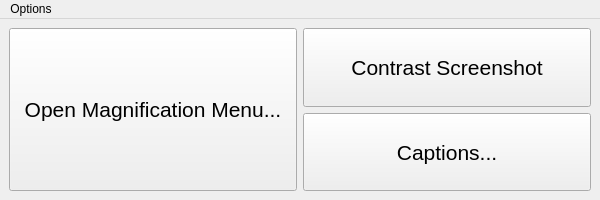
Old version of the form ui/main.ui in the repository TSA-SoftwareDevTeam-2138052-2026/TSA2026.
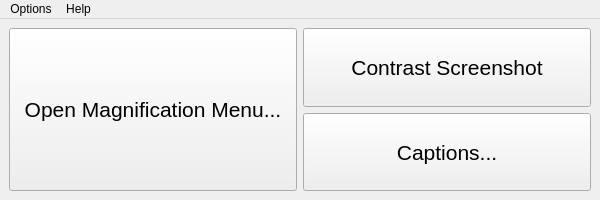
New version of the form.

Commit message: Update MainUI to change credits menu button to Licenses, add dialog titles.

```diff
--- a/ui/main.ui
+++ b/ui/main.ui
@@ -115,9 +115,17 @@
      <addaction name="action_set_turbo"/>
     </widget>
     <addaction name="menuChange_Model"/>
+   </widget>
+   <widget class="QMenu" name="menuHelp">
+    <property name="title">
+     <string>Help</string>
+    </property>
+    <addaction name="actionShortcuts"/>
+    <addaction name="actionLicenses"/>
     <addaction name="actionCredits"/>
    </widget>
    <addaction name="menuOptions"/>
+   <addaction name="menuHelp"/>
   </widget>
   <action name="action_set_tiny">
    <property name="checkable">
```
Left out of the diff: 10 changed lines with no effect on the pictures. The commit also changes 2 other files.
